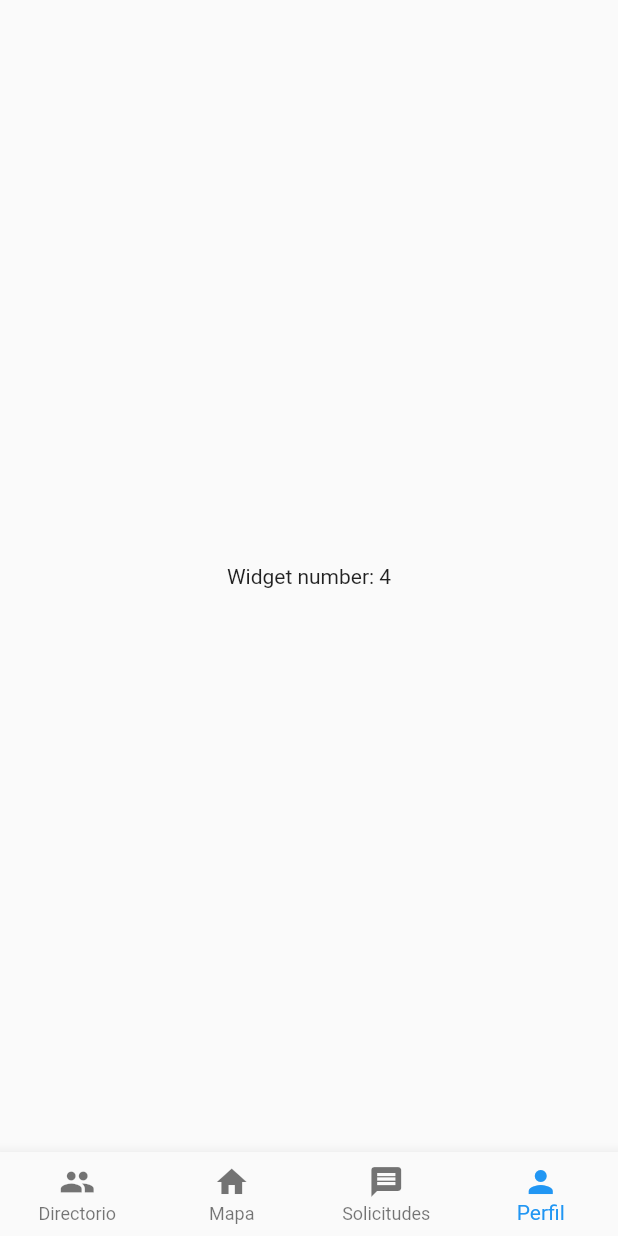
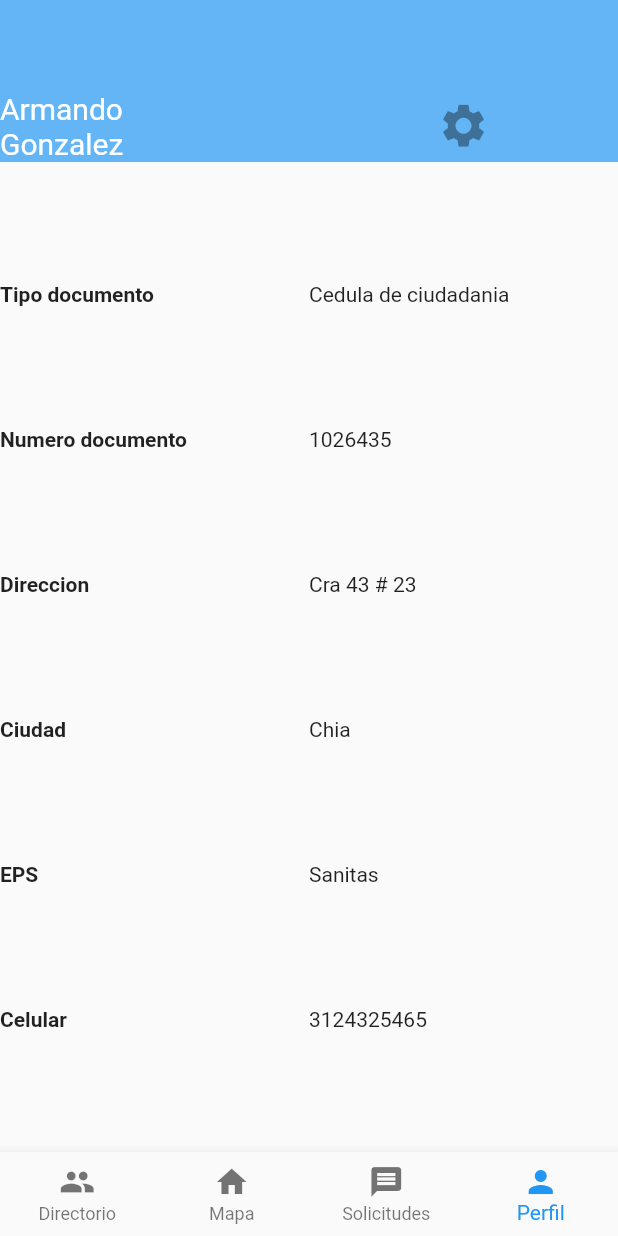
Before and after one commit to luisalejope/MediCorona, a Flutter app: the BottomBar screen opened directly, item 4 of the bottom bar chosen, on a phone screen of 412 x 824 dp. Run offline on Flutter 3.47's test engine with Material 2 defaults, Android fonts, the light colour scheme and no system bars.

Commit message:
pantallas paciente

```diff
--- a/plantilla_principal/lib/bottom.dart
+++ b/plantilla_principal/lib/bottom.dart
@@ -1,6 +1,7 @@
 import 'package:flutter/material.dart';
 import 'directory.dart';
 import 'displayWidget.dart';
+import 'perfilPaciente.dart';
 
 class BottomBar extends StatefulWidget {
   @override
@@ -13,7 +14,7 @@ class _BottomBarState extends State<BottomBar> {
     Directory(),
     DisplayWidget(Colors.green,2),
     DisplayWidget(Colors.grey,3),
-    DisplayWidget(Colors.amber,4),
+    Paciente(),
   ];
   @override
   Widget build(BuildContext context) {
--- a/plantilla_principal/lib/newPerfil.dart
+++ b/plantilla_principal/lib/newPerfil.dart
@@ -1,4 +1,6 @@
 import 'package:flutter/material.dart';
+
+import 'bottom.dart';
 
 class NewUser extends StatefulWidget {
   @override
@@ -421,7 +423,14 @@ class _NewUserState4 extends State<PerfilConfig> {
             margin: EdgeInsets.all(20.0),
             child: RaisedButton(
               color: Theme.of(context).primaryColor,
-              onPressed: () {},
+              onPressed: () {
+                Navigator.push(
+                  context,
+                  MaterialPageRoute(
+                    builder: (context) => BottomBar(),
+                  ),
+                );
+              },
               child: Text("Siguiente"),
             ),
           ),
--- /dev/null
+++ b/plantilla_principal/lib/perfilPaciente.dart
@@ -0,0 +1,141 @@
+import 'package:flutter/material.dart';
+import 'persona.dart';
+
+class Paciente extends StatefulWidget {
+  @override
+  _PacienteState createState() => _PacienteState();
+}
+
+class _PacienteState extends State<Paciente> {
+  Persona personita = Persona('Armando', 'Gonzalez', 'Cedula de ciudadania',
+      '1026435', 'Cra 43 # 23', 'Chia', 'Sanitas', '3124325465');
+  @override
+  Widget build(BuildContext context) {
+    return Column(
+      mainAxisAlignment: MainAxisAlignment.spaceBetween,
+      children: <Widget>[
+        Container(
+          padding: EdgeInsets.only(top: 60.0),
+          color: Colors.blue[300],
+          child: Row(
+            crossAxisAlignment: CrossAxisAlignment.center,
+            children: <Widget>[
+              Expanded(
+                child: Text(
+                  personita.getName() + '\n' + personita.getApellido(),
+                  style: TextStyle(
+                    color: Colors.white,
+                    fontSize: 20.0,
+                  ),
+                ),
+              ),
+              Expanded(
+                child: FlatButton(
+                  padding: EdgeInsets.all(0.0),
+                  onPressed: null,
+                  child: Icon(
+                    Icons.settings,
+                    size: 35.0,
+                  ),
+                ),
+              ),
+            ],
+          ),
+        ),
+        Row(
+          children: <Widget>[
+            Expanded(
+              child: Text(
+                'Tipo documento ',
+                style: TextStyle(fontWeight: FontWeight.bold),
+              ),
+            ),
+            Expanded(
+              child: Text(
+                personita.gettipoDocumento(),
+              ),
+            ),
+          ],
+        ),
+        Row(
+          children: <Widget>[
+            Expanded(
+              child: Text(
+                'Numero documento ',
+                style: TextStyle(fontWeight: FontWeight.bold),
+              ),
+            ),
+            Expanded(
+              child: Text(
+                personita.getIdNumber(),
+              ),
+            ),
+          ],
+        ),
+        Row(
+          children: <Widget>[
+            Expanded(
+              child: Text(
+                'Direccion',
+                style: TextStyle(fontWeight: FontWeight.bold),
+              ),
+            ),
+            Expanded(
+              child: Text(
+                personita.getDireccion(),
+              ),
+            ),
+          ],
+        ),
+        Row(
+          children: <Widget>[
+            Expanded(
+              child: Text(
+                'Ciudad',
+                style: TextStyle(fontWeight: FontWeight.bold),
+              ),
+            ),
+            Expanded(
+              child: Text(
+                personita.getCiudad(),
+              ),
+            ),
+          ],
+        ),
+        Row(
+          children: <Widget>[
+            Expanded(
+              child: Text(
+                'EPS',
+                style: TextStyle(fontWeight: FontWeight.bold),
+              ),
+            ),
+            Expanded(
+              child: Text(
+                personita.getEps(),
+              ),
+            ),
+          ],
+        ),
+        Row(
+          children: <Widget>[
+            Expanded(
+              child: Text(
+                'Celular',
+                style: TextStyle(fontWeight: FontWeight.bold),
+              ),
+            ),
+            Expanded(
+              child: Text(
+                personita.getCelular(),
+              ),
+            ),
+          ],
+        ),
+        Container(
+          width: 40.0,
+        ),
+      ],
+    );
+  }
+}
--- /dev/null
+++ b/plantilla_principal/lib/persona.dart
@@ -0,0 +1,22 @@
+class Persona {
+  String _name = '';
+  String _apellido = '';
+  String _tipoDocumento = '';
+  String _idNUmber = '';
+  String _direccion = '';
+  String _ciudad = '';
+  String _eps = '';
+  String _celular = '';
+
+  Persona(this._name, this._apellido, this._tipoDocumento, this._idNUmber,
+      this._direccion, this._ciudad, this._eps, this._celular);
+
+  String getName() => this._name;
+  String getApellido() => this._apellido;
+  String gettipoDocumento() => this._tipoDocumento;
+  String getIdNumber() => this._idNUmber;
+  String getDireccion() => this._direccion;
+  String getCiudad() => this._ciudad;
+  String getEps() => this._eps;
+  String getCelular() => this._celular;
+}
```
Also changed, not shown: 1 other file.
